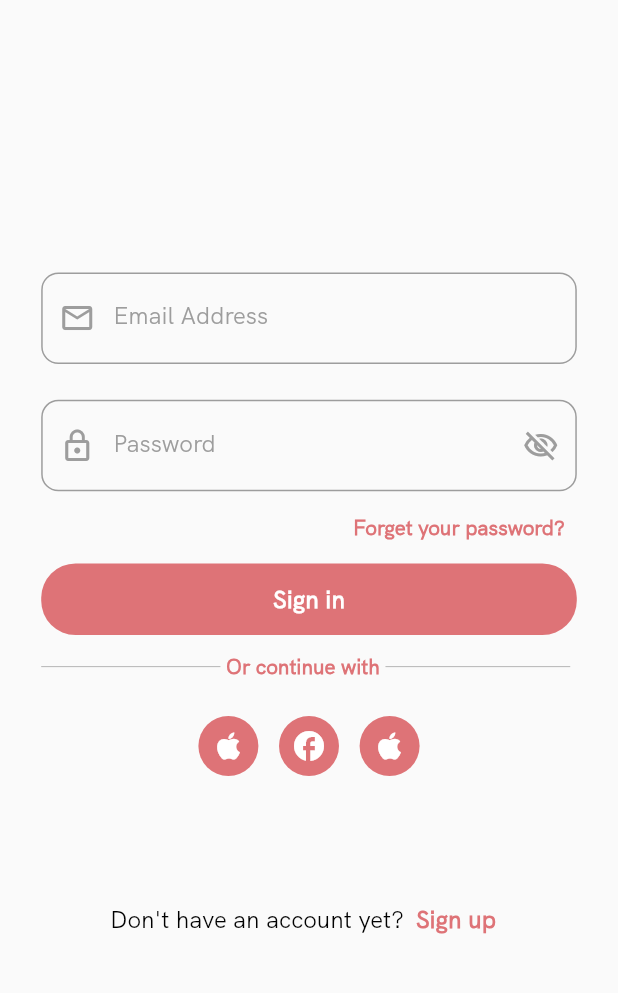
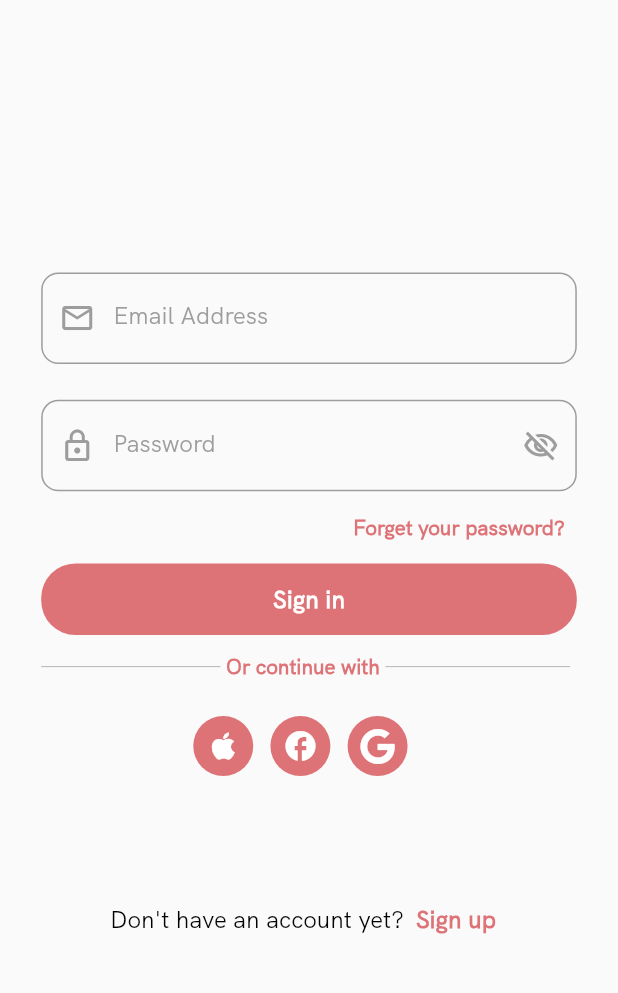
Before and after one commit to MohaamedHamdy/MVVM_Books_App, a Flutter app: the LogInScreen screen opened by its route, on a phone screen of 412 x 824 dp, the part 77-1070 px from its top. Run offline on Flutter 3.47's test engine with Material 2 defaults, Android fonts, the phone set to English and light mode, and no system bars; our stand-ins replace flutter_screenutil, font_awesome_flutter.

Commit message:
refactor platforms sign up code

```diff
--- a/lib/features/authentication/presentation/views/widgets/platform_sign_up.dart
+++ b/lib/features/authentication/presentation/views/widgets/platform_sign_up.dart
@@ -1,5 +1,6 @@
 import 'package:flutter/material.dart';
 import 'package:flutter_screenutil/flutter_screenutil.dart';
+import 'package:font_awesome_flutter/font_awesome_flutter.dart';
 import 'package:mvvm_books/constants.dart';
 
 class PlatformsSignUpWidget extends StatelessWidget {
@@ -7,48 +8,35 @@ class PlatformsSignUpWidget extends StatelessWidget {
     super.key,
   });
 
+  static List icons = [
+    const Icon(
+      Icons.apple,
+    ),
+    const Icon(
+      Icons.facebook,
+    ),
+    const Icon(
+      FontAwesomeIcons.google,
+    ),
+  ];
+
   @override
   Widget build(BuildContext context) {
     return Row(
         mainAxisAlignment: MainAxisAlignment.center,
-      children: [
-        CircleAvatar(
+        children: List.generate(
+          icons.length,
+          (index) => Padding(
+            padding: EdgeInsets.only(right: 10.0.w),
+            child: CircleAvatar(
               backgroundColor: kPrimaryColor,
               child: IconButton(
                 onPressed: () {},
-            icon: const Icon(
-              Icons.apple_sharp,
+                icon: icons[index],
                 color: Colors.white,
               ),
             ),
           ),
-        SizedBox(
-          width: 12.0.w,
-        ),
-        CircleAvatar(
-          backgroundColor: kPrimaryColor,
-          child: IconButton(
-            onPressed: () {},
-            icon: const Icon(
-              Icons.facebook,
-              color: Colors.white,
-            ),
-          ),
-        ),
-        SizedBox(
-          width: 12.0.w,
-        ),
-        CircleAvatar(
-          backgroundColor: kPrimaryColor,
-          child: IconButton(
-            onPressed: () {},
-            icon: const Icon(
-              Icons.apple_sharp,
-              color: Colors.white,
-            ),
-          ),
-        ),
-      ],
-    );
+        ));
   }
 }
```
Lines whose indentation alone changed are shown as unchanged.
